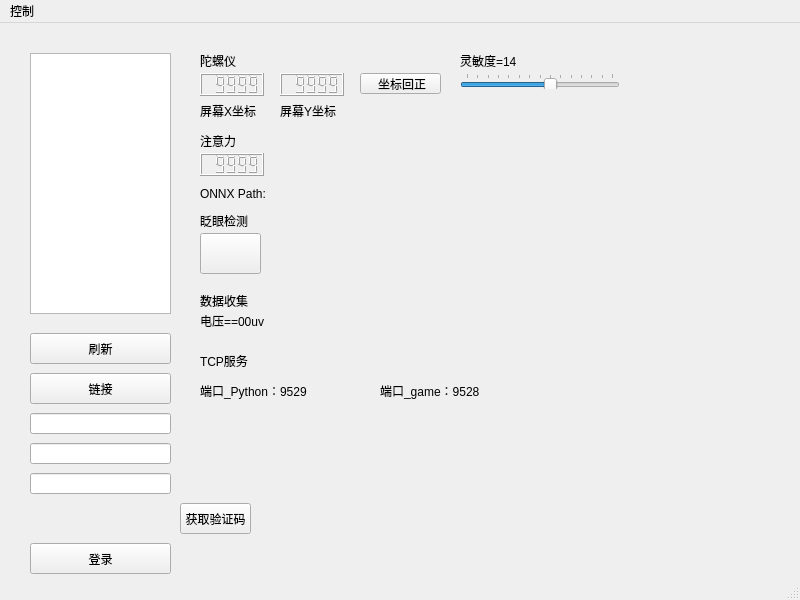
Puiching-Memory/fakebrain, file fakebrain/mainwindow.ui: the form before one commit.
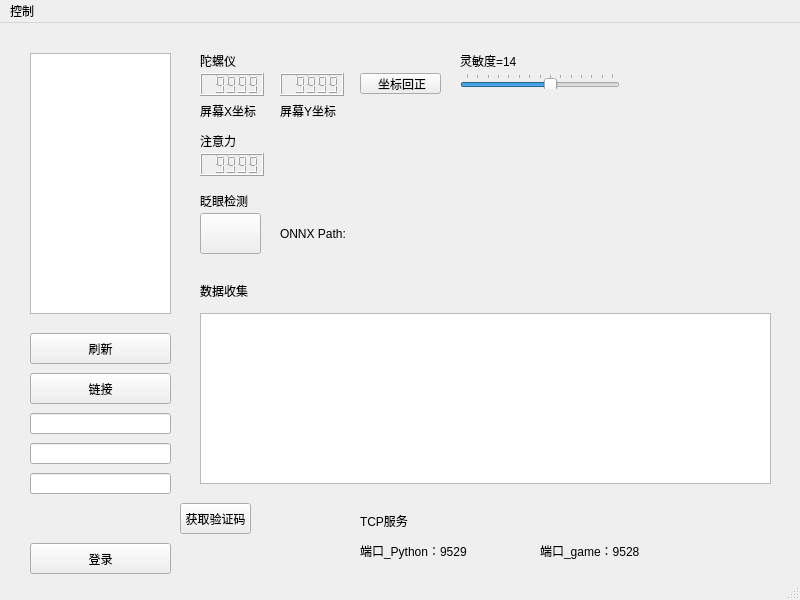
The form after the commit.

Commit message: 添加数据API绑定

Patch:
```diff
--- a/fakebrain/mainwindow.ui
+++ b/fakebrain/mainwindow.ui
@@ -160,7 +160,7 @@
     <property name="geometry">
      <rect>
       <x>200</x>
-      <y>190</y>
+      <y>170</y>
       <width>51</width>
       <height>16</height>
      </rect>
@@ -173,7 +173,7 @@
     <property name="geometry">
      <rect>
       <x>200</x>
-      <y>210</y>
+      <y>190</y>
       <width>61</width>
       <height>41</height>
      </rect>
@@ -188,8 +188,8 @@
    <widget class="QLabel" name="labelOnnxPath">
     <property name="geometry">
      <rect>
-      <x>200</x>
-      <y>160</y>
+      <x>280</x>
+      <y>200</y>
       <width>181</width>
       <height>21</height>
      </rect>
@@ -299,7 +299,7 @@
     <property name="geometry">
      <rect>
       <x>200</x>
-      <y>270</y>
+      <y>260</y>
       <width>51</width>
       <height>16</height>
      </rect>
@@ -308,24 +308,11 @@
      <string>数据收集</string>
     </property>
    </widget>
-   <widget class="QLabel" name="label_9">
-    <property name="geometry">
-     <rect>
-      <x>200</x>
-      <y>290</y>
-      <width>81</width>
-      <height>16</height>
-     </rect>
-    </property>
-    <property name="text">
-     <string>电压==00uv</string>
-    </property>
-   </widget>
    <widget class="QLabel" name="label_10">
     <property name="geometry">
      <rect>
-      <x>200</x>
-      <y>330</y>
+      <x>360</x>
+      <y>490</y>
       <width>51</width>
       <height>16</height>
      </rect>
@@ -337,8 +324,8 @@
    <widget class="QLabel" name="label_11">
     <property name="geometry">
      <rect>
-      <x>200</x>
-      <y>360</y>
+      <x>360</x>
+      <y>520</y>
       <width>111</width>
       <height>16</height>
      </rect>
@@ -350,8 +337,8 @@
    <widget class="QLabel" name="label_12">
     <property name="geometry">
      <rect>
-      <x>380</x>
-      <y>360</y>
+      <x>540</x>
+      <y>520</y>
       <width>101</width>
       <height>16</height>
      </rect>
@@ -386,6 +373,16 @@
      <string>获取验证码</string>
     </property>
    </widget>
+   <widget class="QTableView" name="tableView">
+    <property name="geometry">
+     <rect>
+      <x>200</x>
+      <y>290</y>
+      <width>571</width>
+      <height>171</height>
+     </rect>
+    </property>
+   </widget>
   </widget>
   <widget class="QMenuBar" name="menubar">
    <property name="geometry">
```
Left out of the diff: 2 changed lines with no effect on the pictures. The commit also changes 2 other files.
